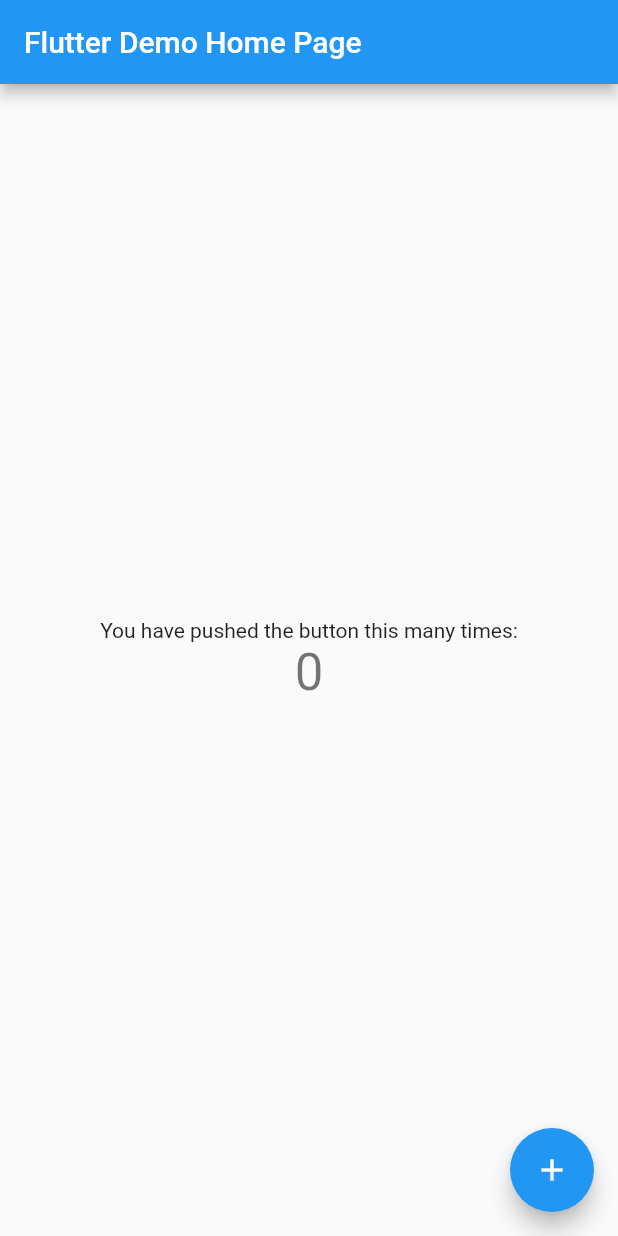
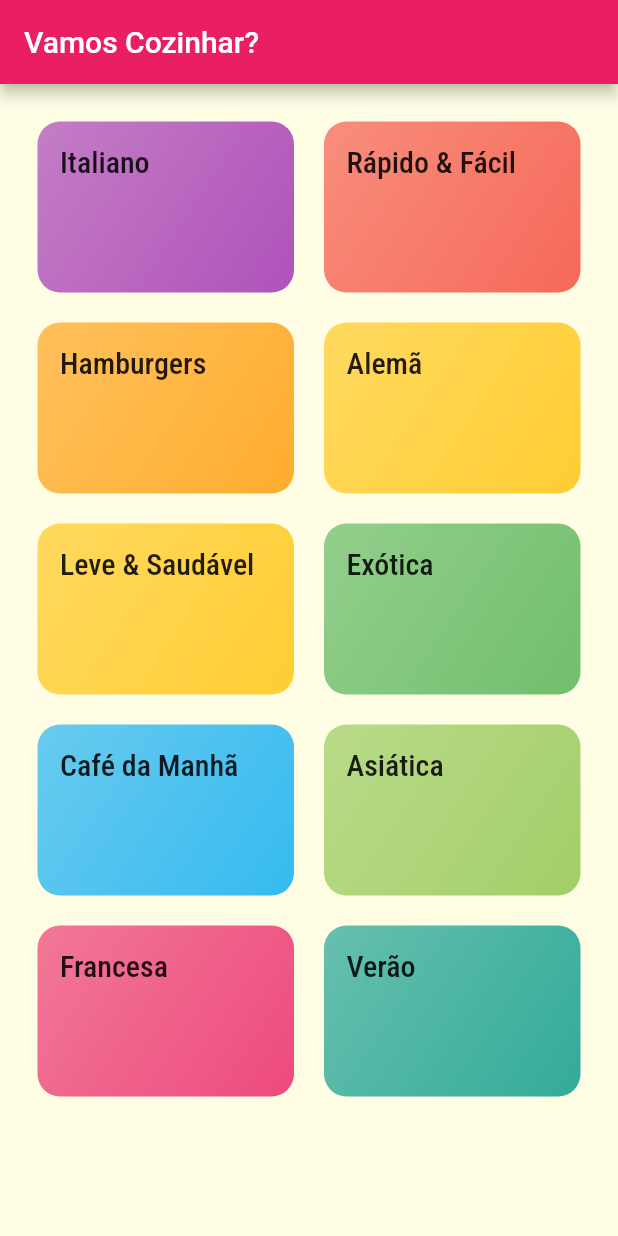
Before and after one commit to giovanizaghi/app_food_flutter, a Flutter app: the screen it shows after launch, on a phone screen of 412 x 824 dp. Run offline on Flutter 3.47's test engine with Material 2 defaults, Android fonts, the phone set to English and light mode, and no system bars; Roboto replaces fonts that are missing (Ralewaay).

Commit message:
Configuração do tema, instalação de fontes e navegação entre duas telas

```diff
--- /dev/null
+++ b/lib/components/categoryItem.dart
@@ -0,0 +1,44 @@
+import 'package:app_food_flutter/models/category.dart';
+import 'package:flutter/material.dart';
+import '../screens/categoriesMealsScreen.dart';
+
+class CategoryItem extends StatelessWidget {
+  final Category category;
+
+  const CategoryItem(this.category);
+
+  void _selectCategory(BuildContext context) {
+    Navigator.of(context).push(MaterialPageRoute(
+      builder: (_) {
+        return CategoriesMealsScreen(category);
+      },
+    ));
+  }
+
+  @override
+  Widget build(BuildContext context) {
+    final themeContext = Theme.of(context);
+
+    return InkWell(
+      onTap: () => _selectCategory(context),
+      splashColor: themeContext.primaryColor,
+      child: Container(
+        padding: const EdgeInsets.all(15),
+        child: Text(
+          category.title,
+          style: themeContext.textTheme.headline6,
+        ),
+        decoration: BoxDecoration(
+            borderRadius: BorderRadius.circular(15),
+            gradient: LinearGradient(
+              colors: [
+                category.color.withOpacity(0.6),
+                category.color.withOpacity(0.8),
+              ],
+              begin: Alignment.topLeft,
+              end: Alignment.bottomRight,
+            )),
+      ),
+    );
+  }
+}
--- /dev/null
+++ b/lib/data/dummy_data.dart
@@ -0,0 +1,56 @@
+import 'package:flutter/material.dart';
+
+import '../models/category.dart';
+
+const DUMMY_CATEGORIES = const [
+  Category(
+    id: 'c1',
+    title: 'Italiano',
+    color: Colors.purple,
+  ),
+  Category(
+    id: 'c2',
+    title: 'Rápido & Fácil',
+    color: Colors.red,
+  ),
+  Category(
+    id: 'c3',
+    title: 'Hamburgers',
+    color: Colors.orange,
+  ),
+  Category(
+    id: 'c4',
+    title: 'Alemã',
+    color: Colors.amber,
+  ),
+  Category(
+    id: 'c5',
+    title: 'Leve & Saudável',
+    color: Colors.amber,
+  ),
+  Category(
+    id: 'c6',
+    title: 'Exótica',
+    color: Colors.green,
+  ),
+  Category(
+    id: 'c7',
+    title: 'Café da Manhã',
+    color: Colors.lightBlue,
+  ),
+  Category(
+    id: 'c8',
+    title: 'Asiática',
+    color: Colors.lightGreen,
+  ),
+  Category(
+    id: 'c9',
+    title: 'Francesa',
+    color: Colors.pink,
+  ),
+  Category(
+    id: 'c10',
+    title: 'Verão',
+    color: Colors.teal,
+  ),
+];
--- a/lib/main.dart
+++ b/lib/main.dart
@@ -1,117 +1,26 @@
+import 'package:app_food_flutter/screens/categoriesScreen.dart';
 import 'package:flutter/material.dart';
 
-void main() {
-  runApp(MyApp());
-}
+void main() => runApp(MyApp());
 
 class MyApp extends StatelessWidget {
-  // This widget is the root of your application.
   @override
   Widget build(BuildContext context) {
     return MaterialApp(
-      title: 'Flutter Demo',
+      title: 'DeliMeals',
       theme: ThemeData(
-        // This is the theme of your application.
-        //
-        // Try running your application with "flutter run". You'll see the
-        // application has a blue toolbar. Then, without quitting the app, try
-        // changing the primarySwatch below to Colors.green and then invoke
-        // "hot reload" (press "r" in the console where you ran "flutter run",
-        // or simply save your changes to "hot reload" in a Flutter IDE).
-        // Notice that the counter didn't reset back to zero; the application
-        // is not restarted.
-        primarySwatch: Colors.blue,
-        // This makes the visual density adapt to the platform that you run
-        // the app on. For desktop platforms, the controls will be smaller and
-        // closer together (more dense) than on mobile platforms.
-        visualDensity: VisualDensity.adaptivePlatformDensity,
+        primarySwatch: Colors.pink,
+        accentColor: Colors.amber,
+        canvasColor: Color.fromRGBO(255, 254, 229, 1),
+        fontFamily: 'Ralewaay',
+        textTheme: ThemeData.light().textTheme.copyWith(
+              headline6: TextStyle(
+                fontSize: 20,
+                fontFamily: 'RobotoCondensed',
+              ),
+            ),
       ),
-      home: MyHomePage(title: 'Flutter Demo Home Page'),
+      home: CategoriesScreen(),
     );
   }
 }
-
-class MyHomePage extends StatefulWidget {
-  MyHomePage({Key key, this.title}) : super(key: key);
-
-  // This widget is the home page of your application. It is stateful, meaning
-  // that it has a State object (defined below) that contains fields that affect
-  // how it looks.
-
-  // This class is the configuration for the state. It holds the values (in this
-  // case the title) provided by the parent (in this case the App widget) and
-  // used by the build method of the State. Fields in a Widget subclass are
-  // always marked "final".
-
-  final String title;
-
-  @override
-  _MyHomePageState createState() => _MyHomePageState();
-}
-
-class _MyHomePageState extends State<MyHomePage> {
-  int _counter = 0;
-
-  void _incrementCounter() {
-    setState(() {
-      // This call to setState tells the Flutter framework that something has
-      // changed in this State, which causes it to rerun the build method below
-      // so that the display can reflect the updated values. If we changed
-      // _counter without calling setState(), then the build method would not be
-      // called again, and so nothing would appear to happen.
-      _counter++;
-    });
-  }
-
-  @override
-  Widget build(BuildContext context) {
-    // This method is rerun every time setState is called, for instance as done
-    // by the _incrementCounter method above.
-    //
-    // The Flutter framework has been optimized to make rerunning build methods
-    // fast, so that you can just rebuild anything that needs updating rather
-    // than having to individually change instances of widgets.
-    return Scaffold(
-      appBar: AppBar(
-        // Here we take the value from the MyHomePage object that was created by
-        // the App.build method, and use it to set our appbar title.
-        title: Text(widget.title),
-      ),
-      body: Center(
-        // Center is a layout widget. It takes a single child and positions it
-        // in the middle of the parent.
-        child: Column(
-          // Column is also a layout widget. It takes a list of children and
-          // arranges them vertically. By default, it sizes itself to fit its
-          // children horizontally, and tries to be as tall as its parent.
-          //
-          // Invoke "debug painting" (press "p" in the console, choose the
-          // "Toggle Debug Paint" action from the Flutter Inspector in Android
-          // Studio, or the "Toggle Debug Paint" command in Visual Studio Code)
-          // to see the wireframe for each widget.
-          //
-          // Column has various properties to control how it sizes itself and
-          // how it positions its children. Here we use mainAxisAlignment to
-          // center the children vertically; the main axis here is the vertical
-          // axis because Columns are vertical (the cross axis would be
-          // horizontal).
-          mainAxisAlignment: MainAxisAlignment.center,
-          children: <Widget>[
-            Text(
-              'You have pushed the button this many times:',
-            ),
-            Text(
-              '$_counter',
-              style: Theme.of(context).textTheme.headline4,
-            ),
-          ],
-        ),
-      ),
-      floatingActionButton: FloatingActionButton(
-        onPressed: _incrementCounter,
-        tooltip: 'Increment',
-        child: Icon(Icons.add),
-      ), // This trailing comma makes auto-formatting nicer for build methods.
-    );
-  }
-}
--- /dev/null
+++ b/lib/models/category.dart
@@ -0,0 +1,13 @@
+import 'package:flutter/material.dart';
+
+class Category {
+  final String id;
+  final String title;
+  final Color color;
+
+  const Category({
+    @required this.id,
+    @required this.title,
+    this.color,
+  });
+}
--- /dev/null
+++ b/lib/screens/categoriesMealsScreen.dart
@@ -0,0 +1,20 @@
+import 'package:app_food_flutter/models/category.dart';
+import 'package:flutter/material.dart';
+
+class CategoriesMealsScreen extends StatelessWidget {
+  final Category category;
+
+  CategoriesMealsScreen(this.category);
+
+  @override
+  Widget build(BuildContext context) {
+    return Scaffold(
+      appBar: AppBar(
+        title: Text(category.title),
+      ),
+      body: Center(
+        child: Text("Receitas por Categoria ${category.id}"),
+      ),
+    );
+  }
+}
--- /dev/null
+++ b/lib/screens/categoriesScreen.dart
@@ -0,0 +1,30 @@
+import 'package:app_food_flutter/components/categoryItem.dart';
+import 'package:app_food_flutter/data/dummy_data.dart';
+import 'package:flutter/material.dart';
+
+class CategoriesScreen extends StatelessWidget {
+  @override
+  Widget build(BuildContext context) {
+    final themeContext = Theme.of(context);
+
+    return Scaffold(
+      appBar: AppBar(
+        title: Text("Vamos Cozinhar?"),
+        backgroundColor: themeContext.colorScheme.primary,
+      ),
+      body: GridView(
+        padding: const EdgeInsets.all(25),
+        gridDelegate: SliverGridDelegateWithMaxCrossAxisExtent(
+          //Scrollview com formato grid com largura total na horizontal
+          maxCrossAxisExtent: 200,
+          childAspectRatio: 3 / 2,
+          crossAxisSpacing: 20, //espaços entre os elementos
+          mainAxisSpacing: 20,
+        ),
+        children: DUMMY_CATEGORIES.map((cat) {
+          return CategoryItem(cat);
+        }).toList(),
+      ),
+    );
+  }
+}
```
Also changed, not shown: pubspec.yaml (+23 -12 lines), assets/fonts/Raleway-Black.ttf (added), assets/fonts/Raleway-Bold.ttf (added), assets/fonts/Raleway-Regular.ttf (added), assets/fonts/RobotoCondensed-Bold.ttf (added), assets/fonts/RobotoCondensed-Italic.ttf (added), assets/fonts/RobotoCondensed-Light.ttf (added), assets/fonts/RobotoCondensed-Regular.ttf (added), 1 other file.
